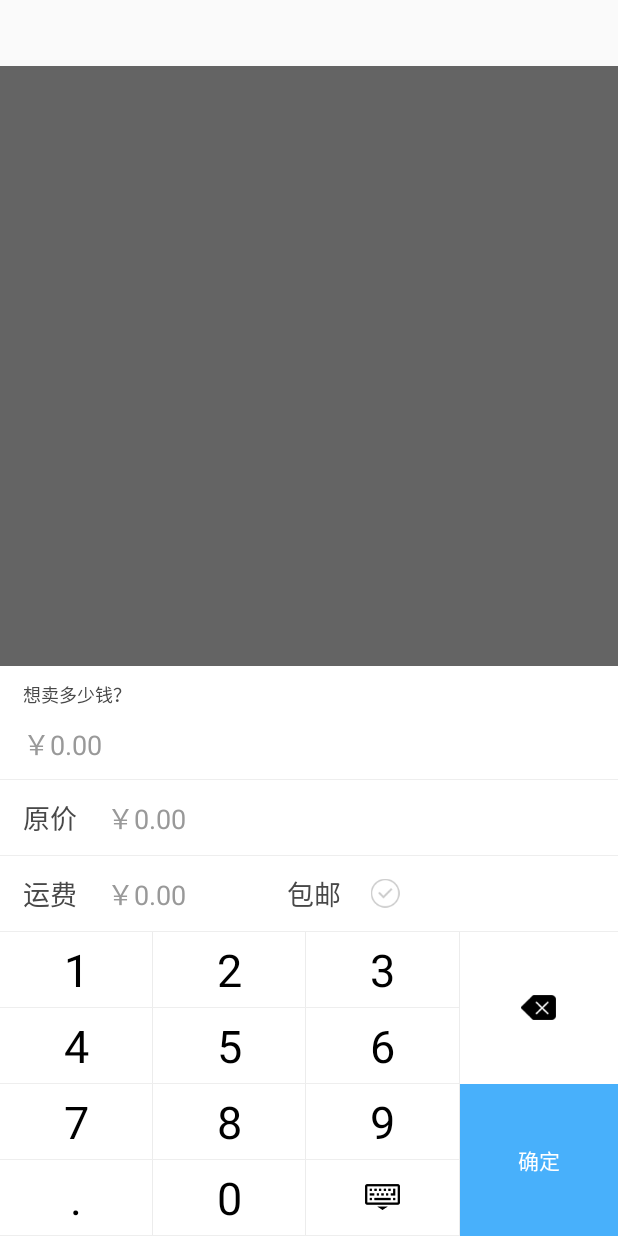
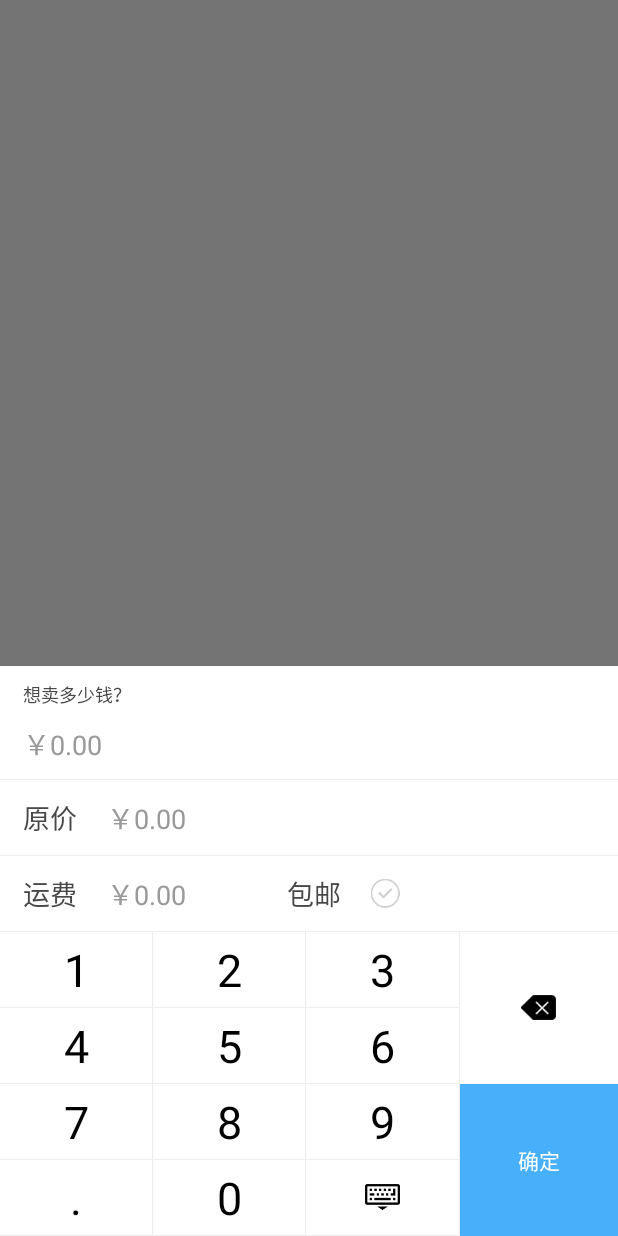
Before and after one commit to ibisTime/xn-h2h-candroid, an Android app: the layout pop_price_calculate.xml on its own in the app's theme, with its tools: preview values and no code run, on a phone screen of 412 x 824 dp. Run offline under Robolectric (Android 15) with nearby library versions, the phone set to English and light mode, and no system bars.

Commit message:
新增价格计算pop

```diff
--- a/app/src/main/res/drawable-xxhdpi/check_box.xml
+++ b/app/src/main/res/drawable-xxhdpi/check_box.xml
@@ -1,6 +1,6 @@
 <?xml version="1.0" encoding="utf-8"?>
 <selector xmlns:android="http://schemas.android.com/apk/res/android">
     <item android:drawable="@drawable/check_off" android:state_checked="false"/>
-    <item android:drawable="@drawable/switch_on" android:state_checked="true"></item>
+    <item android:drawable="@drawable/check_on" android:state_checked="true"></item>
     <item android:drawable="@drawable/check_off"/>
 </selector>
--- /dev/null
+++ b/app/src/main/res/drawable/selector_btn_keybooard.xml
@@ -0,0 +1,6 @@
+<?xml version="1.0" encoding="utf-8"?>
+<selector xmlns:android="http://schemas.android.com/apk/res/android">
+    <item android:drawable="@color/btn_click_un_app" android:state_pressed="false"/>
+    <item android:drawable="@color/btn_click_app" android:state_pressed="true"></item>
+    <item android:drawable="@color/btn_click_un_app"/>
+</selector>
--- a/app/src/main/res/layout/activity_release.xml
+++ b/app/src/main/res/layout/activity_release.xml
@@ -90,11 +90,10 @@
                 </FrameLayout>
 
                 <LinearLayout
-                    android:id="@+id/layout_price"
                     android:layout_width="match_parent"
                     android:layout_height="50dp"
                     android:layout_marginTop="10dp"
-                    android:background="@color/white"
+                    android:background="@drawable/selector_gray"
                     android:gravity="center_vertical"
                     android:paddingLeft="@dimen/layout_left_right_interval"
                     android:paddingRight="@dimen/layout_left_right_interval">
@@ -123,10 +122,11 @@
 
 
                 <LinearLayout
+                    android:id="@+id/layout_price"
                     android:layout_width="match_parent"
                     android:layout_height="50dp"
                     android:layout_marginTop="10dp"
-                    android:background="@color/white"
+                    android:background="@drawable/selector_gray"
                     android:gravity="center_vertical"
                     android:paddingLeft="@dimen/layout_left_right_interval"
                     android:paddingRight="@dimen/layout_left_right_interval">
--- a/app/src/main/res/layout/layout_keyboard.xml
+++ b/app/src/main/res/layout/layout_keyboard.xml
@@ -20,19 +20,25 @@
                 android:weightSum="3">
 
                 <TextView
+                    android:id="@+id/tv_key_1"
                     style="@style/text_calculate_number"
+                    android:tag="1"
                     android:text="1" />
 
                 <View style="@style/style_split_vline" />
 
                 <TextView
+                    android:id="@+id/tv_key_2"
                     style="@style/text_calculate_number"
+                    android:tag="2"
                     android:text="2" />
 
                 <View style="@style/style_split_vline" />
 
                 <TextView
+                    android:id="@+id/tv_key_3"
                     style="@style/text_calculate_number"
+                    android:tag="3"
                     android:text="3" />
 
             </LinearLayout>
@@ -44,20 +50,27 @@
                 android:layout_height="@dimen/keybooard_height"
                 android:orientation="horizontal">
 
+
                 <TextView
+                    android:id="@+id/tv_key_4"
                     style="@style/text_calculate_number"
+                    android:tag="4"
                     android:text="4" />
 
                 <View style="@style/style_split_vline" />
 
                 <TextView
+                    android:id="@+id/tv_key_5"
                     style="@style/text_calculate_number"
+                    android:tag="5"
                     android:text="5" />
 
                 <View style="@style/style_split_vline" />
 
                 <TextView
+                    android:id="@+id/tv_key_6"
                     style="@style/text_calculate_number"
+                    android:tag="6"
                     android:text="6" />
 
             </LinearLayout>
@@ -70,19 +83,25 @@
                 android:orientation="horizontal">
 
                 <TextView
+                    android:id="@+id/tv_key_7"
                     style="@style/text_calculate_number"
+                    android:tag="7"
                     android:text="7" />
 
                 <View style="@style/style_split_vline" />
 
                 <TextView
+                    android:id="@+id/tv_key_8"
                     style="@style/text_calculate_number"
+                    android:tag="8"
                     android:text="8" />
 
                 <View style="@style/style_split_vline" />
 
                 <TextView
+                    android:id="@+id/tv_key_9"
                     style="@style/text_calculate_number"
+                    android:tag="9"
                     android:text="9" />
 
             </LinearLayout>
@@ -95,21 +114,27 @@
                 android:orientation="horizontal">
 
                 <TextView
+                    android:id="@+id/tv_key_null"
                     style="@style/text_calculate_number"
+                    android:tag="."
                     android:text="." />
 
                 <View style="@style/style_split_vline" />
 
                 <TextView
+                    android:id="@+id/tv_key_0"
                     style="@style/text_calculate_number"
+                    android:tag="0"
                     android:text="0" />
 
                 <View style="@style/style_split_vline" />
 
                 <FrameLayout
+                    android:id="@+id/fra_cancel"
                     android:layout_width="0dp"
                     android:layout_height="match_parent"
-                    android:layout_weight="1">
+                    android:layout_weight="1"
+                    android:background="@drawable/selector_gray">
 
                     <ImageView
                         android:layout_width="wrap_content"
@@ -133,9 +158,11 @@
             android:weightSum="2">
 
             <FrameLayout
+                android:id="@+id/fra__delete"
                 android:layout_width="match_parent"
                 android:layout_height="0dp"
-                android:layout_weight="1">
+                android:layout_weight="1"
+                android:background="@drawable/selector_gray">
 
                 <ImageView
                     android:layout_width="wrap_content"
@@ -145,17 +172,18 @@
 
             </FrameLayout>
 
-            <TextView
+            <Button
+                android:id="@+id/btn_sure"
                 android:layout_width="match_parent"
                 android:layout_height="0dp"
                 android:layout_weight="1"
-                android:background="@color/btn_click_un_app"
+                android:background="@drawable/selector_btn_keybooard"
                 android:gravity="center"
                 android:text="确定"
                 android:textColor="@color/white">
 
 
-            </TextView>
+            </Button>
 
 
         </LinearLayout>
--- a/app/src/main/res/layout/pop_price_calculate.xml
+++ b/app/src/main/res/layout/pop_price_calculate.xml
@@ -2,18 +2,14 @@
 <layout xmlns:android="http://schemas.android.com/apk/res/android">
 
 
-    <FrameLayout
+    <ScrollView
+        android:id="@+id/pop_root"
         android:layout_width="match_parent"
         android:layout_height="match_parent"
-        android:layout_marginTop="@dimen/title_height"
-        android:background="@color/pop_black_bg"
-        android:orientation="vertical">
-
-        <ScrollView
-            android:layout_width="match_parent"
-            android:layout_height="match_parent">
+        android:background="@color/pop_black_bg">
 
         <LinearLayout
+            android:id="@+id/lin_keyboard_root"
             android:layout_width="match_parent"
             android:layout_height="wrap_content"
             android:layout_gravity="bottom"
@@ -22,16 +18,19 @@
 
             <TextView
                 style="@style/text_black"
-                    android:layout_marginBottom="10dp"
                 android:layout_marginLeft="@dimen/layout_left_right_interval"
                 android:layout_marginTop="10dp"
                 android:text="想卖多少钱？"
                 android:textSize="12sp" />
 
             <LinearLayout
+                android:id="@+id/lin_price"
+                android:paddingTop="10dp"
+                android:layout_gravity="center_vertical"
                 android:layout_width="match_parent"
                 android:layout_height="wrap_content"
                 android:layout_marginLeft="@dimen/layout_left_right_interval"
+                android:layout_marginRight="@dimen/layout_left_right_interval"
                 android:orientation="horizontal">
 
                 <TextView
@@ -41,8 +40,10 @@
                     android:textSize="18sp" />
 
                 <EditText
+                    android:id="@+id/edit_price"
                     style="@style/edit_style"
                     android:layout_marginBottom="10dp"
+                    android:enabled="false"
                     android:hint="0.00"
                     android:textSize="18sp" />
 
@@ -108,12 +109,13 @@
 
             <View style="@style/line_gray" />
 
-                <include layout="@layout/layout_keyboard" />
+            <include
+                android:id="@+id/layouot_keyboard"
+                layout="@layout/layout_keyboard" />
 
         </LinearLayout>
 
     </ScrollView>
 
-    </FrameLayout>
 
 </layout>
--- a/app/src/main/res/values/colors.xml
+++ b/app/src/main/res/values/colors.xml
@@ -17,7 +17,7 @@
     <color name="line_gray_app">#dedede</color>
     <color name="line_gray_2_app">#eeeeee</color>
     <color name="title_bg_app">#48b0fb</color>
-    <color name="pop_black_bg">#99000000</color>
+    <color name="pop_black_bg">#88000000</color>
     <color name="balck_app">#000000</color>
 
 </resources>
--- a/app/src/main/res/values/styles.xml
+++ b/app/src/main/res/values/styles.xml
@@ -58,6 +58,7 @@
         <item name="android:gravity">center</item>
         <item name="android:textColor">@color/balck_app</item>
         <item name="android:textSize">30sp</item>
+        <item name="android:background">@drawable/selector_gray</item>
     </style>
 
 </resources>
--- a/cdcommon/src/main/java/com/cdkj/baselibrary/popup/SimpleAnimUtil.java
+++ b/cdcommon/src/main/java/com/cdkj/baselibrary/popup/SimpleAnimUtil.java
@@ -72,7 +72,7 @@ public class SimpleAnimUtil {
      * 生成默认的AlphaAnimation
      */
     public static Animation getDefaultAlphaAnimation() {
-        Animation alphaAnimation = new AlphaAnimation(0.0f, 1.0f);
+        Animation alphaAnimation = new AlphaAnimation(1.0f, 0f);
         alphaAnimation.setDuration(300);
         alphaAnimation.setInterpolator(new AccelerateInterpolator());
         alphaAnimation.setFillEnabled(true);
--- a/cdcommon/src/main/java/com/cdkj/baselibrary/views/TopTitleLayout.java
+++ b/cdcommon/src/main/java/com/cdkj/baselibrary/views/TopTitleLayout.java
@@ -79,7 +79,7 @@ public class TopTitleLayout extends FrameLayout {
     public void setRightTitle(String text) {
         mRightTv.setText(text);
         mRightTv.setVisibility(text != null ? VISIBLE : GONE);
-        mLeftFra.setVisibility(text != null ? VISIBLE : GONE);
+        mRightFra.setVisibility(text != null ? VISIBLE : GONE);
     }
 
     public void setMidTitle(String text) {
--- a/cdcommon/src/main/res/anim/pop_bottom_in.xml
+++ b/cdcommon/src/main/res/anim/pop_bottom_in.xml
@@ -2,11 +2,11 @@
 <set xmlns:android="http://schemas.android.com/apk/res/android">
 
     <translate
-        android:duration="150"
+        android:duration="220"
         android:fromYDelta="100%"
         android:toYDelta="0" />
     <alpha
-        android:duration="150"
+        android:duration="220"
         android:fromAlpha="0.0"
         android:toAlpha="1.0" />
 </set>
--- a/cdcommon/src/main/res/anim/pop_bottom_out.xml
+++ b/cdcommon/src/main/res/anim/pop_bottom_out.xml
@@ -3,11 +3,11 @@
 
 
     <translate
-        android:duration="150"
+        android:duration="200"
         android:fromYDelta="0"
         android:toYDelta="100%" />
     <alpha
-        android:duration="150"
+        android:duration="200"
         android:fromAlpha="1.0"
         android:toAlpha="0.0" />
 </set>
--- /dev/null
+++ b/cdcommon/src/main/res/drawable/selector_gray.xml
@@ -0,0 +1,6 @@
+<?xml version="1.0" encoding="utf-8"?>
+<selector xmlns:android="http://schemas.android.com/apk/res/android">
+    <item android:drawable="@color/white" android:state_pressed="false"/>
+    <item android:drawable="@color/select_gray" android:state_pressed="true"></item>
+    <item android:drawable="@color/white"/>
+</selector>
--- a/cdcommon/src/main/res/values/colors.xml
+++ b/cdcommon/src/main/res/values/colors.xml
@@ -25,6 +25,7 @@
 
     <!---->
     <color name="gray">#ececec</color>
+    <color name="select_gray">#e4e4e4</color>
     <color name="txt_gray">#999999</color>
 
     <!--分割线颜色-->
```
Also changed, not shown: app/src/main/java/com/cdkj/h2hwtw/module/product/activitys/ProductReleaseActivity.java (+12 -8 lines), app/src/main/java/com/cdkj/h2hwtw/pop/PriceKeyboardPop.java (added, +108 -0 lines), cdcommon/src/main/java/com/cdkj/baselibrary/appmanager/MyCdConfig.java (+4 -9 lines), cdcommon/src/main/java/com/cdkj/baselibrary/base/AbsBaseLoadActivity.java (+4 -4 lines), cdcommon/src/main/java/com/cdkj/baselibrary/popup/BasePopupWindow.java (+6 -3 lines), app/src/main/res/drawable-xxhdpi/check_on.png (added). Lines whose indentation alone changed are shown as unchanged.
